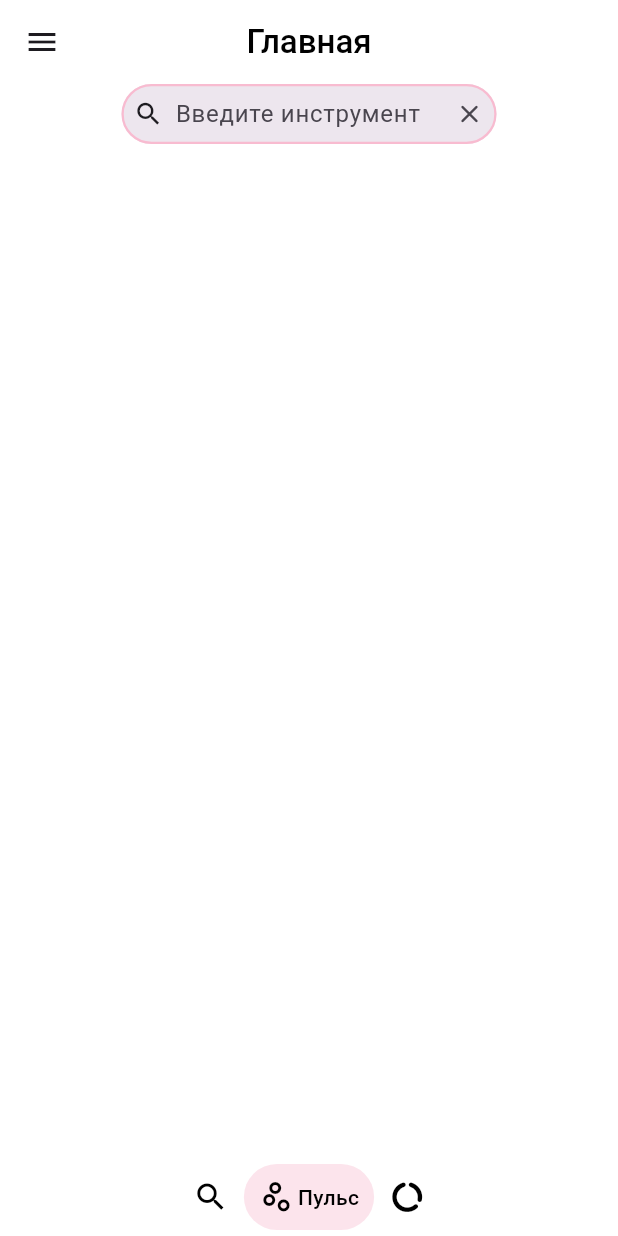
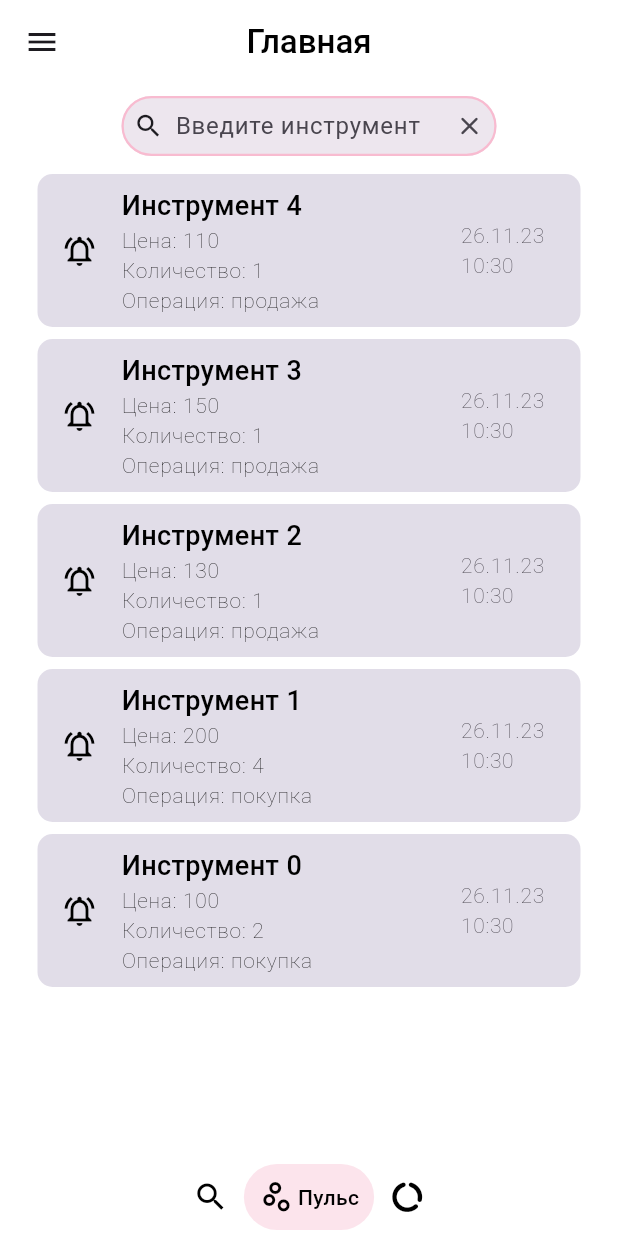
Before and after one commit to Rei-Ki/AutoTrader_UI, a Flutter app: the screen it shows after launch, on a phone screen of 412 x 824 dp. Run offline on Flutter 3.47's test engine with Material 2 defaults, Android fonts, the phone set to English and light mode, and no system bars; drawn by our look-alikes of google_nav_bar, hidden_drawer_menu; our stand-ins replace syncfusion_flutter_charts.

Commit message:
Добавил страницу пульса

```diff
--- /dev/null
+++ b/lib/bloc/data_classes.dart
@@ -0,0 +1,25 @@
+class PulseData {
+  late String title;
+  late String operation;
+  late int price;
+  late int quantity;
+  late String date;
+
+  PulseData({
+    required this.title,
+    required this.operation,
+    required this.price,
+    required this.date,
+    required this.quantity,
+  });
+
+  PulseData.fromJson(Map<String, dynamic> json) {
+    title = json['title'] ?? '';
+    operation = json['operation'] ?? '';
+    price = json['price'] ?? '';
+    quantity = json['quantity'] ?? '';
+    date = json['date'] ?? '';
+  }
+}
+
+class InstrumentData {}
--- a/lib/pages/active_page.dart
+++ b/lib/pages/active_page.dart
@@ -19,7 +19,7 @@ class _ActivePageState extends State<ActivePage> {
       children: [
         Search(textController: searchedInstrumentsText),
         Expanded(
-            child: Active(
+            child: ActiveList(
           filter: searchedInstrumentsText.text,
         )),
       ],
--- a/lib/pages/pulse_page.dart
+++ b/lib/pages/pulse_page.dart
@@ -1,4 +1,5 @@
 import 'package:flutter/material.dart';
+import 'package:lotosui/widgets/pulse_list.dart';
 import 'package:lotosui/widgets/search.dart';
 
 class PulsePage extends StatefulWidget {
@@ -10,6 +11,7 @@ class PulsePage extends StatefulWidget {
 
 class _PulsePageState extends State<PulsePage> {
   final TextEditingController searchedPulseText = TextEditingController();
+  // todo Сделать фильтрацию по инструментам для пульса
 
   @override
   Widget build(BuildContext context) {
@@ -17,6 +19,9 @@ class _PulsePageState extends State<PulsePage> {
       mainAxisSize: MainAxisSize.max,
       children: [
         Search(textController: searchedPulseText),
+        const Expanded(
+          child: PulseList(),
+        )
       ],
     );
   }
--- a/lib/view/instrument/instrument_page.dart
+++ b/lib/view/instrument/instrument_page.dart
@@ -1,6 +1,6 @@
 import 'package:lotosui/view/instrument/plot.dart';
 import 'package:flutter/material.dart';
-import 'dart:async';
+// import 'dart:async';
 
 class InstrumentPage extends StatefulWidget {
   const InstrumentPage({super.key});
--- a/lib/widgets/active_list.dart
+++ b/lib/widgets/active_list.dart
@@ -1,16 +1,16 @@
 import 'package:flutter/material.dart';
-import 'package:lotosui/widgets/active_tile.dart';
+import 'package:lotosui/widgets/tiles/active_tile.dart';
 
-class Active extends StatefulWidget {
-  const Active({super.key, required this.filter});
+class ActiveList extends StatefulWidget {
+  const ActiveList({super.key, required this.filter});
 
   final String filter;
 
   @override
-  State<Active> createState() => _ActiveState();
+  State<ActiveList> createState() => _ActiveListState();
 }
 
-class _ActiveState extends State<Active> {
+class _ActiveListState extends State<ActiveList> {
   // todo Можно сделать еще и JSON файлом
   // todo Сделать чтобы оно обновлялось при изменении фильтра а не при пересохранении
   List instruments = [
--- /dev/null
+++ b/lib/widgets/pulse_list.dart
@@ -0,0 +1,68 @@
+import 'package:lotosui/bloc/data_classes.dart';
+import 'package:lotosui/widgets/tiles/pulse_tile.dart';
+import 'package:flutter/material.dart';
+import 'package:intl/intl.dart';
+
+class PulseList extends StatefulWidget {
+  const PulseList({super.key});
+
+  @override
+  State<PulseList> createState() => _PulseListState();
+}
+
+class _PulseListState extends State<PulseList> {
+  // todo Добавить такой же для активных
+  List<PulseData> pulse = [
+    PulseData(
+      title: 'Инструмент 0',
+      operation: "покупка",
+      date: DateFormat('dd.MM.yy\nkk:mm').format(DateTime.now()),
+      price: 100,
+      quantity: 2,
+    ),
+    PulseData(
+      title: 'Инструмент 1',
+      operation: "покупка",
+      date: DateFormat('dd.MM.yy\nkk:mm').format(DateTime.now()),
+      price: 200,
+      quantity: 4,
+    ),
+    PulseData(
+      title: 'Инструмент 2',
+      operation: "продажа",
+      date: DateFormat('dd.MM.yy\nkk:mm').format(DateTime.now()),
+      price: 130,
+      quantity: 1,
+    ),
+    PulseData(
+      title: 'Инструмент 3',
+      operation: "продажа",
+      date: DateFormat('dd.MM.yy\nkk:mm').format(DateTime.now()),
+      price: 150,
+      quantity: 1,
+    ),
+    PulseData(
+      title: 'Инструмент 4',
+      operation: "продажа",
+      date: DateFormat('dd.MM.yy\nkk:mm').format(DateTime.now()),
+      price: 110,
+      quantity: 1,
+    ),
+  ];
+
+  @override
+  Widget build(BuildContext context) {
+    return ListView.builder(
+      itemCount: pulse.length,
+      itemBuilder: (context, index) {
+        return PulseTile(
+          data: inversePulse()[index],
+        );
+      },
+    );
+  }
+
+  List<PulseData> inversePulse() {
+    return pulse.reversed.toList();
+  }
+}
--- a/lib/widgets/search.dart
+++ b/lib/widgets/search.dart
@@ -13,7 +13,7 @@ class _SearchState extends State<Search> {
   @override
   Widget build(BuildContext context) {
     return Padding(
-      padding: const EdgeInsets.only(left: 30, right: 30, bottom: 8),
+      padding: const EdgeInsets.symmetric(horizontal: 30, vertical: 8),
       child: SearchBar(
         controller: widget.textController,
         elevation: MaterialStateProperty.all(0),
@@ -35,7 +35,7 @@ class _SearchState extends State<Search> {
           width: 1.5,
         )),
         onTap: () {
-          print("search tapped");
+          debugPrint("search tapped");
         },
       ),
     );
--- /dev/null
+++ b/lib/widgets/tiles/pulse_tile.dart
@@ -0,0 +1,36 @@
+import 'package:flutter/material.dart';
+import 'package:lotosui/bloc/data_classes.dart';
+
+class PulseTile extends StatelessWidget {
+  const PulseTile({
+    super.key,
+    required this.data,
+  });
+
+  final PulseData data;
+
+  @override
+  Widget build(BuildContext context) {
+    return Padding(
+      padding: const EdgeInsets.symmetric(horizontal: 25, vertical: 4),
+      child: Container(
+        decoration: BoxDecoration(
+          borderRadius: BorderRadius.circular(10),
+          color: Theme.of(context).primaryColor.withOpacity(0.2),
+        ),
+        child: ListTile(
+          leading: const Icon(Icons.notifications_active_outlined),
+          title: Text(
+            data.title,
+            style: Theme.of(context).textTheme.bodyMedium,
+          ),
+          subtitle: Text(
+            "Цена: ${data.price}\nКоличество: ${data.quantity}\nОперация: ${data.operation}",
+            style: Theme.of(context).textTheme.labelSmall,
+          ),
+          trailing: Text(data.date),
+        ),
+      ),
+    );
+  }
+}
--- a/pubspec.yaml
+++ b/pubspec.yaml
@@ -13,10 +13,10 @@ dependencies:
   flutter_svg: ^2.0.9
   flutter_bloc: ^8.1.3
   get_it: ^7.2.0
+  intl: ^0.18.1
   google_nav_bar: ^5.0.6
   hidden_drawer_menu: ^3.0.1
   syncfusion_flutter_charts: ^23.1.44
-
 
 dev_dependencies:
   flutter_test:
```
Also changed, not shown: lib/pages/navigate_page.dart (+5 -2 lines), lib/widgets/tiles/active_tile.dart (renamed from lib/widgets/active_tile.dart), pubspec.lock.
